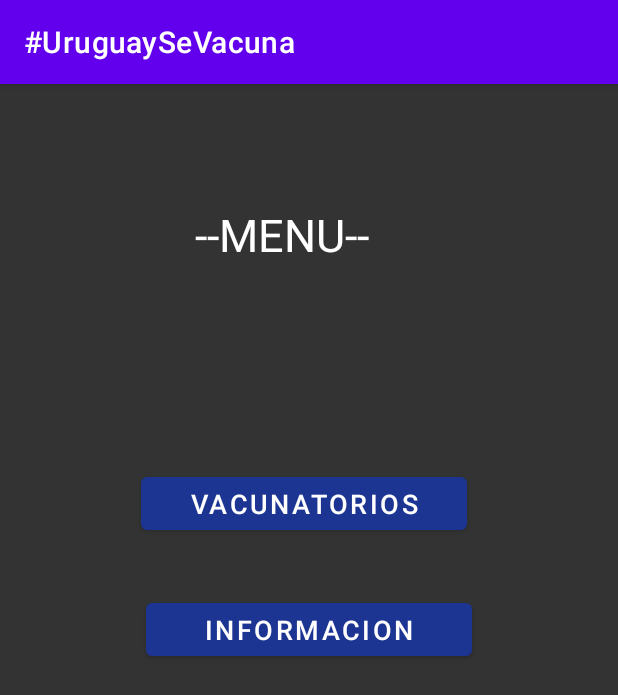
After one commit to FedericoMontero/ProyectoBITseg, an Android app: the Home screen opened directly, with no data from a screen before it, on a phone screen of 412 x 824 dp. The commit adds this screen. Shown: the top 695 px of the screen. Run offline under Robolectric (Android 15) with nearby library versions, the phone set to English and light mode, and no system bars.

```diff
--- a/app/src/main/AndroidManifest.xml
+++ b/app/src/main/AndroidManifest.xml
@@ -17,10 +17,8 @@
         android:roundIcon="@mipmap/ic_launcher_round"
         android:supportsRtl="true"
         android:theme="@style/Theme.UruguaySeVacuna">
-        <activity
-            android:name=".menuApp"
-            android:label="@string/title_activity_menu_app"
-            android:theme="@style/Theme.UruguaySeVacuna.NoActionBar"></activity>
+        <activity android:name=".activity_tabla_vacunatorios"></activity>
+        <activity android:name=".Home" />
         <!--
              The API key for Google Maps-based APIs is defined as a string resource.
              (See the file "res/values/google_maps_api.xml").
--- /dev/null
+++ b/app/src/main/java/com/fedemcode/uruguaysevacuna/Home.java
@@ -0,0 +1,41 @@
+package com.fedemcode.uruguaysevacuna;
+
+import androidx.appcompat.app.AppCompatActivity;
+
+import android.content.Intent;
+import android.os.Bundle;
+import android.view.View;
+import android.widget.Button;
+
+public class Home extends AppCompatActivity {
+
+    Button info;
+    Button vacu;
+
+    @Override
+    protected void onCreate(Bundle savedInstanceState) {
+        super.onCreate(savedInstanceState);
+        setContentView(R.layout.activity_home);
+        info=(Button)findViewById(R.id.btnInformacion);
+        vacu=(Button)findViewById(R.id.btnVacunatorios);
+
+
+        info.setOnClickListener(new View.OnClickListener() {
+            @Override
+            public void onClick(View v) {
+
+                Intent i=new Intent(Home.this, Dashboard.class);
+                startActivity(i);
+            }
+        });
+
+        vacu.setOnClickListener(new View.OnClickListener() {
+            @Override
+            public void onClick(View v) {
+
+                Intent i=new Intent(Home.this, activity_tabla_vacunatorios.class);
+                startActivity(i);
+            }
+        });
+    }
+}
--- a/app/src/main/java/com/fedemcode/uruguaysevacuna/LoginActivity.java
+++ b/app/src/main/java/com/fedemcode/uruguaysevacuna/LoginActivity.java
@@ -69,7 +69,7 @@
                 if(response.isSuccessful()){
                     Toast.makeText(LoginActivity.this,"Ingreso Correcto",Toast.LENGTH_LONG).show();
 
-                    Intent i=new Intent(LoginActivity.this, menuApp.class);
+                    Intent i=new Intent(LoginActivity.this, Home.class);
                     startActivity(i);
 
                 }else{
--- a/app/src/main/java/com/fedemcode/uruguaysevacuna/login/ApiClient.java
+++ b/app/src/main/java/com/fedemcode/uruguaysevacuna/login/ApiClient.java
@@ -10,7 +10,7 @@
 public class ApiClient {
 
 
-    private static String urlApi = "https://22b309b14f1f.ngrok.io/";
+    private static String urlApi = "https://2818490bd266.ngrok.io/";
 
     private static Retrofit getRetrofit(){
         HttpLoggingInterceptor httpLoggingInterceptor = new HttpLoggingInterceptor();
--- a/app/src/main/java/com/fedemcode/uruguaysevacuna/login/UserInterface.java
+++ b/app/src/main/java/com/fedemcode/uruguaysevacuna/login/UserInterface.java
@@ -1,7 +1,10 @@
 package com.fedemcode.uruguaysevacuna.login;
+
+import java.util.List;
 
 import retrofit2.Call;
 import retrofit2.http.Body;
+import retrofit2.http.GET;
 import retrofit2.http.POST;
 
 public interface UserInterface {
@@ -12,4 +15,7 @@
     @POST("api/Users/CreateUser/")
     Call<UserCreateResponse> userCreate(@Body UserCreateRequest userCreateRequest);
 
+    @GET("/api/Vaccinations/")
+    Call<List<TableVacResponse>> getVacunatorios();
+
 }
--- a/app/src/main/res/layout/activity_home.xml
+++ b/app/src/main/res/layout/activity_home.xml
@@ -4,27 +4,51 @@
     xmlns:tools="http://schemas.android.com/tools"
     android:layout_width="match_parent"
     android:layout_height="match_parent"
-    android:background="#333333">
+    android:background="#333333"
+    tools:context=".Home">
 
 
-    <Button
-        android:id="@+id/btnVerVacunatorios"
-        android:layout_width="250dp"
-        android:layout_height="49dp"
-        android:text="@string/vacunatorios"
-        app:backgroundTint="#1C3492"
-        tools:ignore="MissingConstraints"
-        tools:layout_editor_absoluteX="77dp"
-        tools:layout_editor_absoluteY="157dp" />
+    <TextView
+        android:id="@+id/textView"
+        android:layout_width="wrap_content"
+        android:layout_height="wrap_content"
+        android:layout_marginTop="80dp"
+        android:text="@string/tituloMenu"
+        android:textColor="#FFFFFF"
+        android:textSize="30sp"
+        app:layout_constraintBottom_toTopOf="@+id/editTextNumber"
+        app:layout_constraintEnd_toEndOf="parent"
+        app:layout_constraintHorizontal_bias="0.439"
+        app:layout_constraintStart_toStartOf="parent"
+        app:layout_constraintTop_toTopOf="parent"
+        tools:ignore="MissingConstraints" />
 
     <Button
-        android:id="@+id/btnVerInfo"
-        android:layout_width="249dp"
-        android:layout_height="48dp"
-        android:text="@string/informacion"
-        app:backgroundTint="#1C3492"
-        tools:ignore="MissingConstraints"
-        tools:layout_editor_absoluteX="77dp"
-        tools:layout_editor_absoluteY="242dp" />
+        android:id="@+id/btnInformacion"
+        android:layout_width="217dp"
+        android:layout_height="47dp"
+        android:layout_marginTop="340dp"
+        android:text="@string/btninformacion"
+        android:textSize="18sp"
+        app:backgroundTint="@color/boton"
+        app:layout_constraintEnd_toEndOf="parent"
+        app:layout_constraintStart_toStartOf="parent"
+        app:layout_constraintTop_toTopOf="parent"
+        tools:ignore="MissingConstraints" />
+
+    <Button
+        android:id="@+id/btnVacunatorios"
+        android:layout_width="217dp"
+        android:layout_height="47dp"
+        android:layout_marginTop="256dp"
+        android:text="@string/btnvacunatorios"
+        android:textSize="18sp"
+        app:backgroundTint="@color/boton"
+        app:layout_constraintEnd_toEndOf="parent"
+        app:layout_constraintHorizontal_bias="0.484"
+        app:layout_constraintStart_toStartOf="parent"
+        app:layout_constraintTop_toTopOf="parent"
+        tools:ignore="MissingConstraints" />
+
 
 </androidx.constraintlayout.widget.ConstraintLayout>
--- a/app/src/main/res/layout/content_menu_app.xml
+++ /dev/null
@@ -1,6 +0,0 @@
-<?xml version="1.0" encoding="utf-8"?>
-<androidx.constraintlayout.widget.ConstraintLayout xmlns:android="http://schemas.android.com/apk/res/android"
-    xmlns:app="http://schemas.android.com/apk/res-auto"
-    android:layout_width="match_parent"
-    android:layout_height="match_parent"
-    app:layout_behavior="@string/appbar_scrolling_view_behavior"></androidx.constraintlayout.widget.ConstraintLayout>
--- a/app/src/main/res/values/strings.xml
+++ b/app/src/main/res/values/strings.xml
@@ -18,8 +18,8 @@
     <string name="apellido">Apellido</string>
 
 
-    <string name="vacunatorios">Ver vacunatorios</string>
-    <string name="informacion">Informacion</string>
+    <string name="btnvacunatorios">Vacunatorios</string>
+    <string name="btninformacion">Informacion</string>
     <string name="title_activity_menu">menu</string>
     <string name="tab_text_1">Tab 1</string>
     <string name="tab_text_2">Tab 2</string>
@@ -30,7 +30,8 @@
     <string name="next">Next</string>
     <string name="previous">Previous</string>
 
-    <string name="hello_first_fragment">Hello first fragment</string>
-    <string name="hello_second_fragment">Hello second fragment. Arg: %1$s</string>
+    <string name="tituloUruguaySeVACUNA">#URUGUAYSEVACUNA</string>
+
+    <string name="tituloMenu">--MENU--</string>
 
 </resources>
```
Also changed, not shown: app/src/main/java/com/fedemcode/uruguaysevacuna/FirstFragment.java (deleted, +0 -34 lines), app/src/main/java/com/fedemcode/uruguaysevacuna/HomeActivity.java (deleted, +0 -25 lines), app/src/main/java/com/fedemcode/uruguaysevacuna/Registro.java (+10 -0 lines), app/src/main/java/com/fedemcode/uruguaysevacuna/SecondFragment.java (deleted, +0 -34 lines), app/src/main/java/com/fedemcode/uruguaysevacuna/activity_tabla_vacunatorios.java (added, +74 -0 lines), app/src/main/java/com/fedemcode/uruguaysevacuna/login/TableVacResponse.java (added, +35 -0 lines), app/src/main/java/com/fedemcode/uruguaysevacuna/menuApp.java (deleted, +0 -22 lines), app/src/main/res/layout/activity_dashboard.xml (+9 -0 lines), app/src/main/res/layout/activity_main.xml (added, +26 -0 lines), app/src/main/res/layout/activity_menu_app.xml (deleted, +0 -24 lines), app/src/main/res/layout/activity_tabla_vacunatorios.xml (renamed from app/src/main/res/layout/fragment_second.xml, +4 -13 lines), app/src/main/res/layout/fragment_first.xml (deleted, +0 -28 lines).
